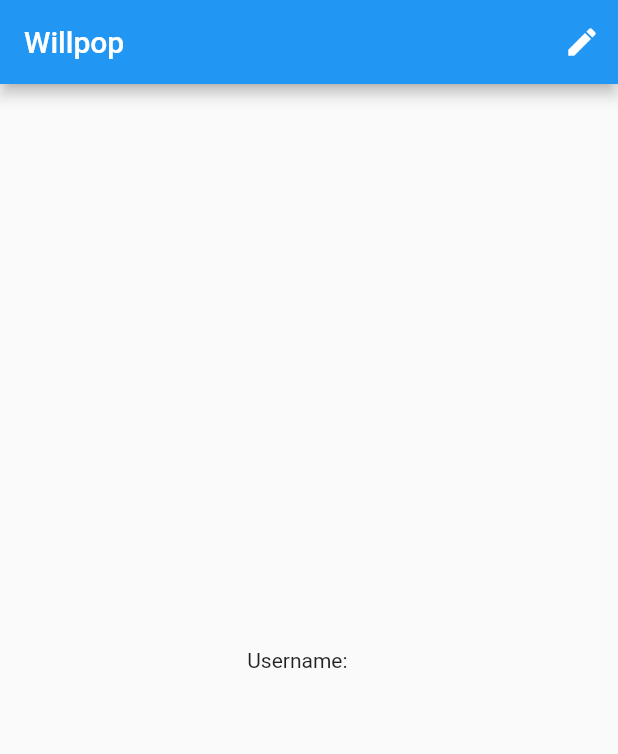
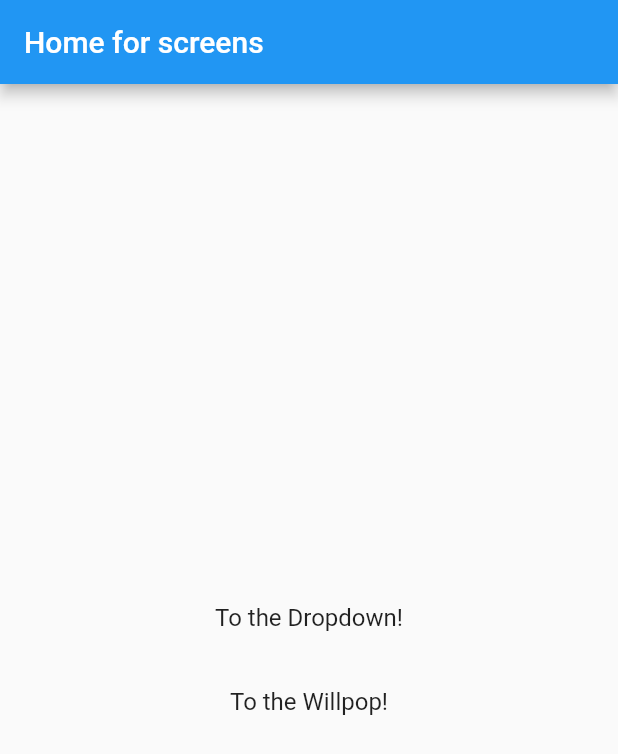
Before and after one commit to MigAlex/october_2020_practise_11, a Flutter app: the screen it shows after launch, on a phone screen of 412 x 824 dp. Shown: the top 754 px of the screen. Run offline on Flutter 3.47's test engine with Material 2 defaults, Android fonts, the phone set to English and light mode, and no system bars.

Commit message:
routing + home

```diff
--- a/lib/main.dart
+++ b/lib/main.dart
@@ -1,8 +1,9 @@
 import 'package:flutter/material.dart';
-import 'package:october_2020_practise_11/screens/home_willpop.dart';
+import 'package:october_2020_practise_11/screens/screen_exporter.dart';
 import 'package:provider/provider.dart';
 
 import 'model/random_user.dart';
+import 'router/my_router.dart';
 
 void main() {
   runApp(MyApp());
@@ -15,8 +16,9 @@ class MyApp extends StatelessWidget {
     return ChangeNotifierProvider(
       create: (_) => myUser,
       child: MaterialApp(
+        onGenerateRoute: MyRouter.generateRoute,
         debugShowCheckedModeBanner: false,
-        home: HomeWillPop(),
+        home: HomeForScreens(),
       ),
     );
   }
--- /dev/null
+++ b/lib/screens/home_for_screens.dart
@@ -0,0 +1,25 @@
+import 'package:flutter/material.dart';
+
+class HomeForScreens extends StatelessWidget {
+  @override
+  Widget build(BuildContext context) {
+    return Scaffold(
+      appBar: AppBar(title: Text('Home for screens')),
+      body: Center(
+        child: Column(
+          mainAxisAlignment: MainAxisAlignment.center,
+          children: [
+            ListTile(
+              title: Center(child: Text('To the Dropdown!')),
+              onTap: () => Navigator.pushNamed(context, '/dropdown'),
+            ),
+            ListTile(
+              title: Center(child: Text('To the Willpop!')),
+              onTap: () => Navigator.pushNamed(context, '/homeWillPop'),
+            )
+          ],
+        ),
+      ),
+    );
+  }
+}
--- /dev/null
+++ b/lib/screens/screen_exporter.dart
@@ -0,0 +1,3 @@
+export 'home_willpop.dart';
+export 'edit_screen.dart';
+export 'home_for_screens.dart';
```
Also changed, not shown: lib/router/my_router.dart (added, +26 -0 lines), lib/screens/home_willpop.dart (+4 -8 lines).
